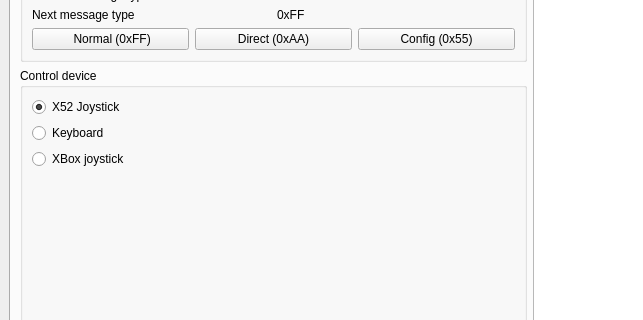
The window that mainwindow.ui (hidronautics/control) describes before a commit, drawn with Qt 5; both pictures show x 0 to 643 and y 239 to 559 of the 1500 by 728 pixel window.
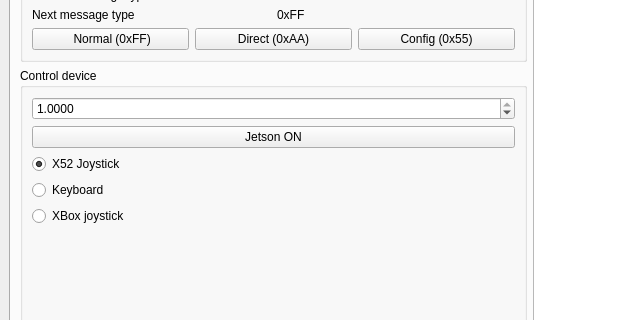
The same window after the commit. The open tabs and pages were chosen to show the change. Icons and pictures are not drawn.

Diff of the .ui file:
```diff
--- a/mainwindow.ui
+++ b/mainwindow.ui
@@ -506,6 +506,29 @@
               <layout class="QVBoxLayout" name="verticalLayout_14">
                <item>
                 <layout class="QVBoxLayout" name="verticalLayout_13">
+                 <item>
+                  <widget class="QDoubleSpinBox" name="doubleSpinBox_sensitivity">
+                   <property name="decimals">
+                    <number>4</number>
+                   </property>
+                   <property name="maximum">
+                    <double>1.000000000000000</double>
+                   </property>
+                   <property name="singleStep">
+                    <double>0.010000000000000</double>
+                   </property>
+                   <property name="value">
+                    <double>1.000000000000000</double>
+                   </property>
+                  </widget>
+                 </item>
+                 <item>
+                  <widget class="QPushButton" name="pushButton_jetsonOnOff">
+                   <property name="text">
+                    <string>Jetson ON</string>
+                   </property>
+                  </widget>
+                 </item>
                  <item>
                   <widget class="QRadioButton" name="radioButton_Joystick">
                    <property name="text">
```
Left out of the diff: 22 changed lines with no effect on the pictures.
